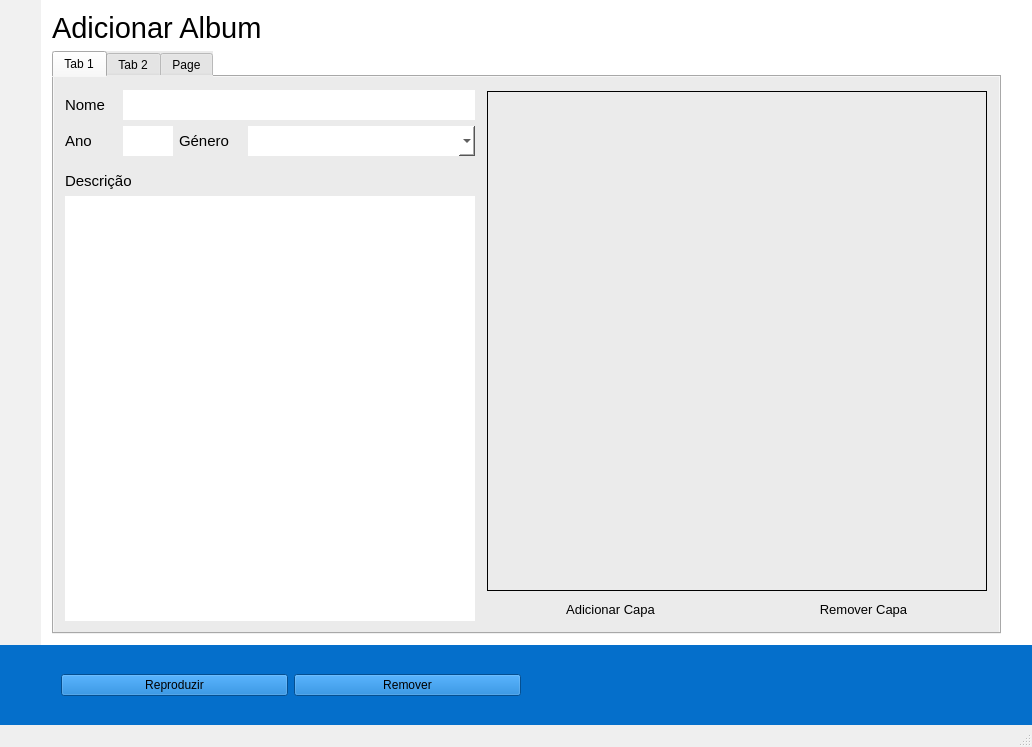
Above: media5/mainwindow.ui from Grupo-9-EngenhariaSoftware2016/Media-Player before the change. Below: the same form after it.
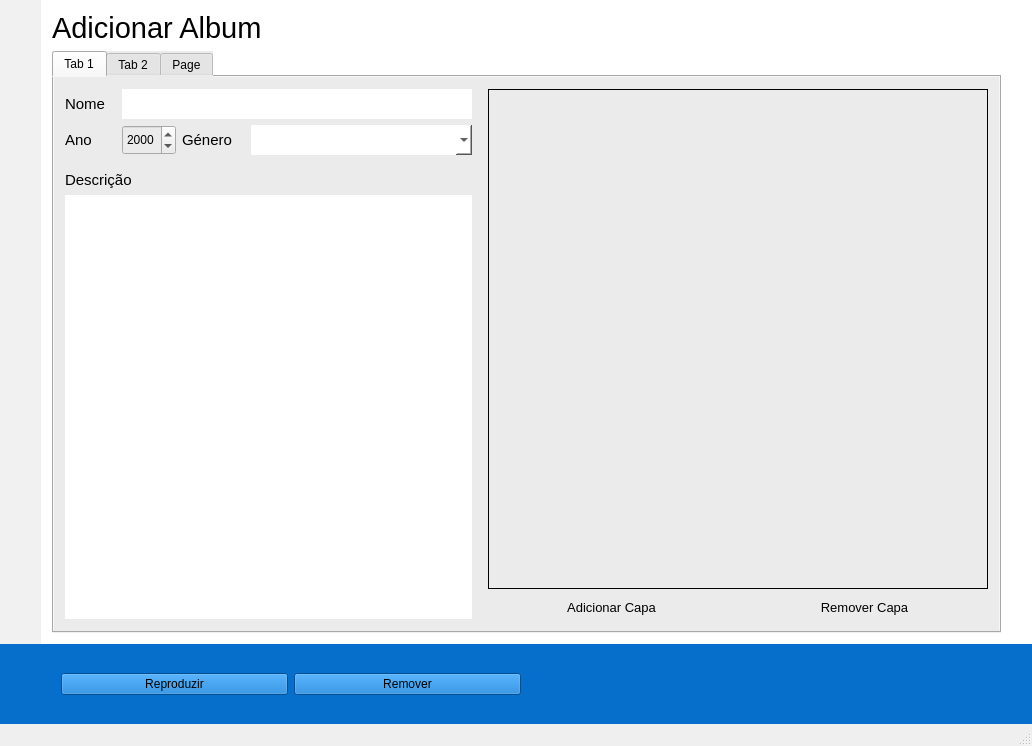
That is the form after the change. The open tabs and pages were chosen to show the change. Icons and pictures are not drawn.

The edit to the form file:
```diff
--- a/media5/mainwindow.ui
+++ b/media5/mainwindow.ui
@@ -2100,70 +2100,144 @@
             <string>Tab 1</string>
            </attribute>
            <layout class="QGridLayout" name="gridLayout_11">
-            <item row="5" column="2">
-             <widget class="QPushButton" name="page_add_album_button_addArtwork">
+            <item row="0" column="2">
+             <widget class="QLabel" name="page_add_album_label_artwork">
+              <property name="sizePolicy">
+               <sizepolicy hsizetype="Maximum" vsizetype="Maximum">
+                <horstretch>0</horstretch>
+                <verstretch>0</verstretch>
+               </sizepolicy>
+              </property>
               <property name="minimumSize">
                <size>
-                <width>50</width>
-                <height>0</height>
+                <width>500</width>
+                <height>500</height>
                </size>
               </property>
+              <property name="maximumSize">
+               <size>
+                <width>500</width>
+                <height>500</height>
+               </size>
+              </property>
               <property name="font">
                <font>
-                <family>Yu Gothic UI</family>
-                <pointsize>10</pointsize>
+                <pointsize>11</pointsize>
                </font>
               </property>
               <property name="styleSheet">
-               <string notr="true">QPushButton:hover{ 
-	background-color:rgb(167, 167, 167);
-	color:rgb(18, 171, 218);
-	
-}
-</string>
+               <string notr="true"/>
               </property>
-              <property name="text">
-               <string>Adicionar Capa</string>
+              <property name="frameShape">
+               <enum>QFrame::Box</enum>
               </property>
-              <property name="autoDefault">
-               <bool>false</bool>
+              <property name="frameShadow">
+               <enum>QFrame::Plain</enum>
               </property>
-              <property name="default">
-               <bool>false</bool>
+              <property name="lineWidth">
+               <number>1</number>
               </property>
-              <property name="flat">
+              <property name="midLineWidth">
+               <number>0</number>
+              </property>
+              <property name="text">
+               <string/>
+              </property>
+              <property name="pixmap">
+               <pixmap resource="icons/img.qrc">:/album_art.png</pixmap>
+              </property>
+              <property name="scaledContents">
                <bool>true</bool>
               </property>
+              <property name="wordWrap">
+               <bool>false</bool>
+              </property>
              </widget>
             </item>
-            <item row="5" column="3">
-             <widget class="QPushButton" name="page_remove_album_artwork">
-              <property name="font">
-               <font>
-                <family>Yu Gothic UI</family>
-                <pointsize>10</pointsize>
-               </font>
-              </property>
-              <property name="styleSheet">
-               <string notr="true">QPushButton:hover{ 
+            <item row="1" column="2">
+             <layout class="QHBoxLayout" name="horizontalLayout">
+              <item>
+               <widget class="QPushButton" name="page_add_album_button_addArtwork">
+                <property name="minimumSize">
+                 <size>
+                  <width>50</width>
+                  <height>0</height>
+                 </size>
+                </property>
+                <property name="font">
+                 <font>
+                  <family>Yu Gothic UI</family>
+                  <pointsize>10</pointsize>
+                 </font>
+                </property>
+                <property name="styleSheet">
+                 <string notr="true">QPushButton:hover{ 
 	background-color:rgb(167, 167, 167);
 	color:rgb(18, 171, 218);
 	
 }
 </string>
+                </property>
+                <property name="text">
+                 <string>Adicionar Capa</string>
+                </property>
+                <property name="autoDefault">
+                 <bool>false</bool>
+                </property>
+                <property name="default">
+                 <bool>false</bool>
+                </property>
+                <property name="flat">
+                 <bool>true</bool>
+                </property>
+               </widget>
+              </item>
+              <item>
+               <widget class="QPushButton" name="page_remove_album_artwork">
+                <property name="font">
+                 <font>
+                  <family>Yu Gothic UI</family>
+                  <pointsize>10</pointsize>
+                 </font>
+                </property>
+                <property name="styleSheet">
+                 <string notr="true">QPushButton:hover{ 
+	background-color:rgb(167, 167, 167);
+	color:rgb(18, 171, 218);
+	
+}
+</string>
+                </property>
+                <property name="text">
+                 <string>Remover Capa</string>
+                </property>
+                <property name="default">
+                 <bool>false</bool>
+                </property>
+                <property name="flat">
+                 <bool>true</bool>
+                </property>
+               </widget>
+              </item>
+             </layout>
+            </item>
+            <item row="0" column="1">
+             <spacer name="horizontalSpacer_13">
+              <property name="orientation">
+               <enum>Qt::Horizontal</enum>
               </property>
-              <property name="text">
-               <string>Remover Capa</string>
+              <property name="sizeType">
+               <enum>QSizePolicy::Fixed</enum>
               </property>
-              <property name="default">
-               <bool>false</bool>
+              <property name="sizeHint" stdset="0">
+               <size>
+                <width>10</width>
+                <height>20</height>
+               </size>
               </property>
-              <property name="flat">
-               <bool>true</bool>
-              </property>
-             </widget>
+             </spacer>
             </item>
-            <item row="1" column="0" rowspan="5">
+            <item row="0" column="0" rowspan="2">
              <layout class="QGridLayout" name="gridLayout_10">
               <property name="sizeConstraint">
                <enum>QLayout::SetDefaultConstraint</enum>
@@ -2194,34 +2268,6 @@
                 </property>
                </widget>
               </item>
-              <item row="3" column="1">
-               <widget class="QLineEdit" name="page_add_album_lineEdit_year">
-                <property name="minimumSize">
-                 <size>
-                  <width>50</width>
-                  <height>30</height>
-                 </size>
-                </property>
-                <property name="maximumSize">
-                 <size>
-                  <width>40</width>
-                  <height>16777215</height>
-                 </size>
-                </property>
-                <property name="font">
-                 <font>
-                  <family>Yu Gothic UI</family>
-                  <pointsize>10</pointsize>
-                 </font>
-                </property>
-                <property name="styleSheet">
-                 <string notr="true">background:white;border:none;</string>
-                </property>
-                <property name="maxLength">
-                 <number>4</number>
-                </property>
-               </widget>
-              </item>
               <item row="1" column="0">
                <widget class="QLabel" name="lb_nome">
                 <property name="sizePolicy">
@@ -2355,94 +2401,21 @@
                 </property>
                </widget>
               </item>
+              <item row="3" column="1">
+               <widget class="QDateEdit" name="page_add_album_DateEdit_year">
+                <property name="minimumSize">
+                 <size>
+                  <width>0</width>
+                  <height>30</height>
+                 </size>
+                </property>
+                <property name="displayFormat">
+                 <string>yyyy</string>
+                </property>
+               </widget>
+              </item>
              </layout>
             </item>
-            <item row="0" column="0" colspan="4">
-             <spacer name="verticalSpacer_19">
-              <property name="orientation">
-               <enum>Qt::Vertical</enum>
-              </property>
-              <property name="sizeType">
-               <enum>QSizePolicy::Minimum</enum>
-              </property>
-              <property name="sizeHint" stdset="0">
-               <size>
-                <width>20</width>
-                <height>2</height>
-               </size>
-              </property>
-             </spacer>
-            </item>
-            <item row="1" column="4" rowspan="3">
-             <spacer name="horizontalSpacer_23">
-              <property name="orientation">
-               <enum>Qt::Horizontal</enum>
-              </property>
-              <property name="sizeType">
-               <enum>QSizePolicy::Fixed</enum>
-              </property>
-              <property name="sizeHint" stdset="0">
-               <size>
-                <width>1</width>
-                <height>20</height>
-               </size>
-              </property>
-             </spacer>
-            </item>
-            <item row="1" column="2" rowspan="4" colspan="2">
-             <widget class="QLabel" name="page_add_album_label_artwork">
-              <property name="sizePolicy">
-               <sizepolicy hsizetype="Maximum" vsizetype="Maximum">
-                <horstretch>0</horstretch>
-                <verstretch>0</verstretch>
-               </sizepolicy>
-              </property>
-              <property name="minimumSize">
-               <size>
-                <width>500</width>
-                <height>500</height>
-               </size>
-              </property>
-              <property name="maximumSize">
-               <size>
-                <width>500</width>
-                <height>500</height>
-               </size>
-              </property>
-              <property name="font">
-               <font>
-                <pointsize>11</pointsize>
-               </font>
-              </property>
-              <property name="styleSheet">
-               <string notr="true"/>
-              </property>
-              <property name="frameShape">
-               <enum>QFrame::Box</enum>
-              </property>
-              <property name="frameShadow">
-               <enum>QFrame::Plain</enum>
-              </property>
-              <property name="lineWidth">
-               <number>1</number>
-              </property>
-              <property name="midLineWidth">
-               <number>0</number>
-              </property>
-              <property name="text">
-               <string/>
-              </property>
-              <property name="pixmap">
-               <pixmap resource="icons/img.qrc">:/album_art.png</pixmap>
-              </property>
-              <property name="scaledContents">
-               <bool>true</bool>
-              </property>
-              <property name="wordWrap">
-               <bool>false</bool>
-              </property>
-             </widget>
-            </item>
            </layout>
           </widget>
           <widget class="QWidget" name="page_add_album_tab_songs">
```
Left out of the diff: 118 changed lines with no effect on the pictures.
